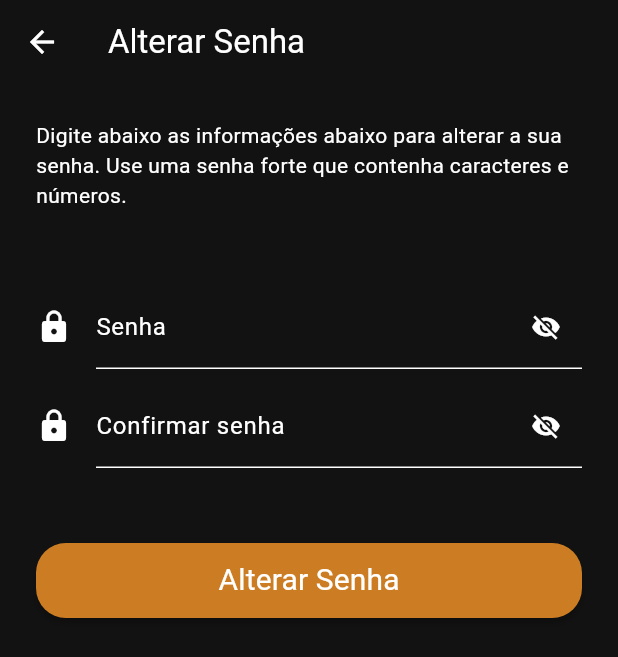
After one commit to Lramosdlima/app-book-club, a Flutter app: the ChangePasswordPage screen opened by its route, on a phone screen of 412 x 824 dp. The commit adds this screen. Shown: the top 657 px of the screen. Run offline on Flutter 3.47's test engine with Material 3 defaults, Android fonts, the phone set to English and light mode, and no system bars; our stand-ins replace awesome_dialog, dio, flutter_rating_bar, flutter_slidable, mobx, readmore and 1 more; missing offline and left inert: ndialog; accounts and stored records are empty; generated files the repository leaves out were written again.

Commit message:
feat: :sparkles: create page to change password

```diff
--- a/lib/main.dart
+++ b/lib/main.dart
@@ -14,6 +14,7 @@ import 'package:bookclub/view/home/discontinued_pages/favorite_books.dart';
 import 'package:bookclub/view/home/discontinued_pages/profile_detail.dart';
 import 'package:bookclub/view/home/home.dart';
 import 'package:bookclub/view/onboarding/onboarding.dart';
+import 'package:bookclub/view/profile/change_password.dart';
 import 'package:bookclub/view/profile/profile.dart';
 import 'package:flutter/material.dart';
 
@@ -70,6 +71,7 @@ class MyApp extends StatelessWidget {
         AppRoutes.FAVORITE_BOOK: (_) => const FavoriteBook(),
         // PROFILE ROUTES
         AppRoutes.PROFILE_DETAIL: (_) => const ProfileDetailPage(),
+        AppRoutes.CHANGE_PASSWORD: (_) => const ChangePasswordPage(),
         // COLLECTION ROUTES
         AppRoutes.COLLECTION: (_) => const CollectionPage(),
         AppRoutes.COLLECTION_BOOKS: (_) => const CollectionBooksPage(),
--- /dev/null
+++ b/lib/view/profile/change_password.dart
@@ -0,0 +1,164 @@
+import 'package:bookclub/common/button.dart';
+import 'package:bookclub/common/loader.dart';
+import 'package:bookclub/common/modal.dart';
+import 'package:bookclub/common/style_manager.dart';
+import 'package:bookclub/common/validator.dart';
+import 'package:bookclub/repository/auth.dart';
+import 'package:flutter/material.dart';
+
+class ChangePasswordPage extends StatefulWidget {
+  const ChangePasswordPage({super.key});
+
+  @override
+  State<ChangePasswordPage> createState() => _ChangePasswordPageState();
+}
+
+class _ChangePasswordPageState extends State<ChangePasswordPage> {
+  final GlobalKey<FormState> _formkey = GlobalKey();
+  Loader loader = Loader();
+
+  final TextEditingController _passwordController = TextEditingController();
+  final TextEditingController _confirmPasswordController =
+      TextEditingController();
+
+  late bool _passwordVisible;
+  late bool _confirmPasswordVisible;
+
+  @override
+  void initState() {
+    super.initState();
+    _passwordVisible = false;
+    _confirmPasswordVisible = false;
+  }
+
+  @override
+  Widget build(BuildContext context) {
+    return SafeArea(
+        child: Scaffold(
+      appBar: AppBar(
+        title: const Text("Alterar Senha"),
+      ),
+      body: SingleChildScrollView(
+        child: Padding(
+          padding: const EdgeInsets.all(24),
+          child: Expanded(
+            child: Column(children: [
+              _header(),
+              const SizedBox(height: 30),
+              _inputFields(),
+            ]),
+          ),
+        ),
+      ),
+    ));
+  }
+
+  _header() {
+    return const Column(
+      children: [
+        Text(
+            "Digite abaixo as informações abaixo para alterar a sua senha. Use uma senha forte que contenha caracteres e números."),
+        SizedBox(height: 20),
+      ],
+    );
+  }
+
+  _inputFields() {
+    return Form(
+      key: _formkey,
+      autovalidateMode: AutovalidateMode.onUserInteraction,
+      child: Column(
+        crossAxisAlignment: CrossAxisAlignment.stretch,
+        children: [
+          _passwordFormField(),
+          const SizedBox(height: 10),
+          _confirmPasswordFormField(),
+          const SizedBox(height: 50),
+          AppButton(text: "Alterar Senha", onPressed: _changePassword),
+        ],
+      ),
+    );
+  }
+
+  _passwordFormField() {
+    return TextFormField(
+      controller: _passwordController,
+      validator: Validator().validatePassword,
+      obscureText: !_passwordVisible,
+      decoration: InputDecoration(
+        hintText: "Digite sua senha...",
+        labelText: "Senha",
+        icon: const Icon(Icons.lock),
+        suffixIcon: IconButton(
+          icon: Icon(
+            _passwordVisible == true ? Icons.visibility : Icons.visibility_off,
+            color: StyleManager.instance.primaryText,
+            size: 20,
+          ),
+          onPressed: () {
+            setState(() {
+              _passwordVisible = !_passwordVisible;
+            });
+          },
+        ),
+      ),
+    );
+  }
+
+  _confirmPasswordFormField() {
+    return TextFormField(
+      controller: _confirmPasswordController,
+      validator: Validator().validatePassword,
+      obscureText: !_confirmPasswordVisible,
+      decoration: InputDecoration(
+        hintText: "Digite novamente sua senha...",
+        labelText: "Confirmar senha",
+        icon: const Icon(Icons.lock),
+        suffixIcon: IconButton(
+          icon: Icon(
+            _confirmPasswordVisible == true
+                ? Icons.visibility
+                : Icons.visibility_off,
+            color: StyleManager.instance.primaryText,
+            size: 20,
+          ),
+          onPressed: () {
+            setState(() {
+              _confirmPasswordVisible = !_confirmPasswordVisible;
+            });
+          },
+        ),
+      ),
+    );
+  }
+
+  _changePassword() async {
+    if (_passwordController.text != _confirmPasswordController.text) {
+      Modal().alertAlert("As senhas não estão iguais!", context);
+      return;
+    }
+
+    // if (_formkey.currentState?.validate() == true &&
+    //     _formkey.currentState != null) {
+    //   _formkey.currentState?.save();
+
+    //   loader.show(context);
+
+    //   final response = await AuthRepository().changePassword(
+    //     _passwordController.text,
+    //   );
+
+    //   loader.hide();
+
+    //   if (response.status == true) {
+    //     Modal().successAlert(
+    //       "Conta criada com sucesso! Faça login para continuar.",
+    //       context,
+    //     );
+    //     Navigator.pop(context);
+    //   } else {
+    //     Modal().errorAlert(response.error, context);
+    //   }
+    // }
+  }
+}
```
